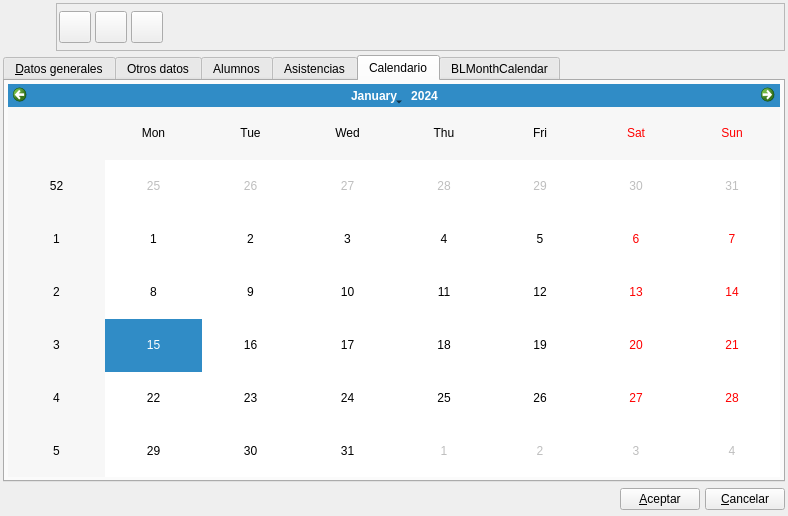
Old version of the form bulmages/bulmafact/plugins/pluginbf_actividad/actividadbase.ui in the repository eboladev/Bulmages-1.
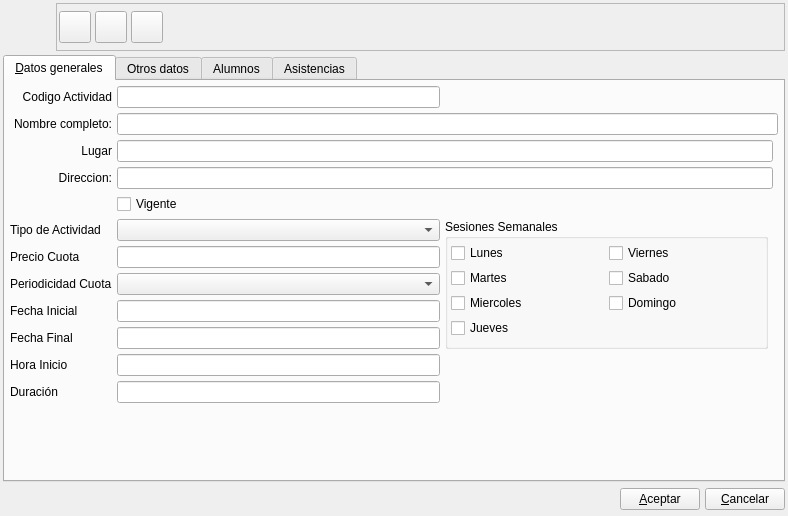
New version of the form. The open tabs and pages were chosen to show the change. Icons and pictures are not drawn. Custom widgets are drawn as their Qt base class.

The edit to the form file:
```diff
--- a/bulmages/bulmafact/plugins/pluginbf_actividad/actividadbase.ui
+++ b/bulmages/bulmafact/plugins/pluginbf_actividad/actividadbase.ui
@@ -594,26 +594,6 @@
        </item>
       </layout>
      </widget>
-     <widget class="QWidget" name="tab">
-      <attribute name="title">
-       <string>Calendario</string>
-      </attribute>
-      <layout class="QGridLayout" name="gridLayout">
-       <item row="0" column="0">
-        <widget class="QCalendarWidget" name="calendarWidget"/>
-       </item>
-      </layout>
-     </widget>
-     <widget class="QWidget" name="tab_2">
-      <attribute name="title">
-       <string>BLMonthCalendar</string>
-      </attribute>
-      <layout class="QGridLayout" name="gridLayout_2">
-       <item row="0" column="0">
-        <widget class="BLMonthCalendar" name="widget" native="true"/>
-       </item>
-      </layout>
-     </widget>
     </widget>
    </item>
    <item>
@@ -665,12 +645,6 @@
    <extends>QLineEdit</extends>
    <header>bldatesearch.h</header>
   </customwidget>
-  <customwidget>
-   <class>BLMonthCalendar</class>
-   <extends>QWidget</extends>
-   <header>blmonthcalendar.h</header>
-   <container>1</container>
-  </customwidget>
   <customwidget>
    <class>ListAlumnosActividadView</class>
    <extends>QTableWidget</extends>
```
Left out of the diff: 1 changed line with no effect on the pictures.
